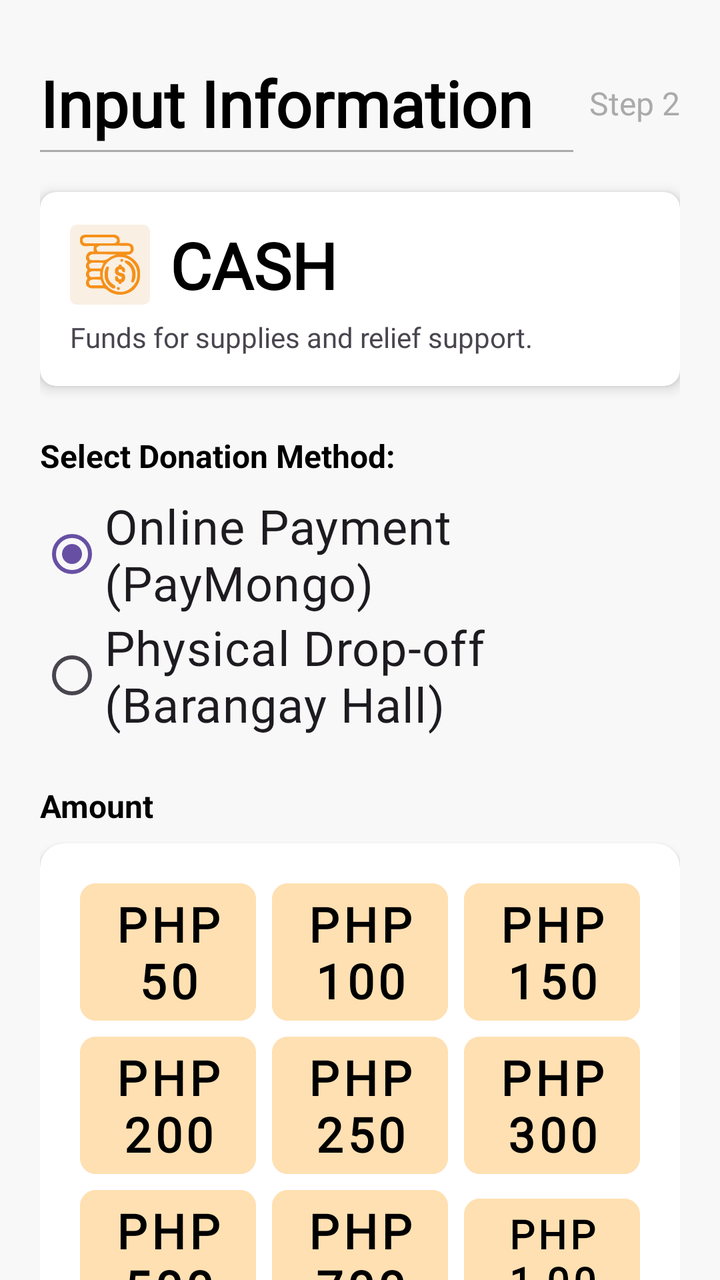
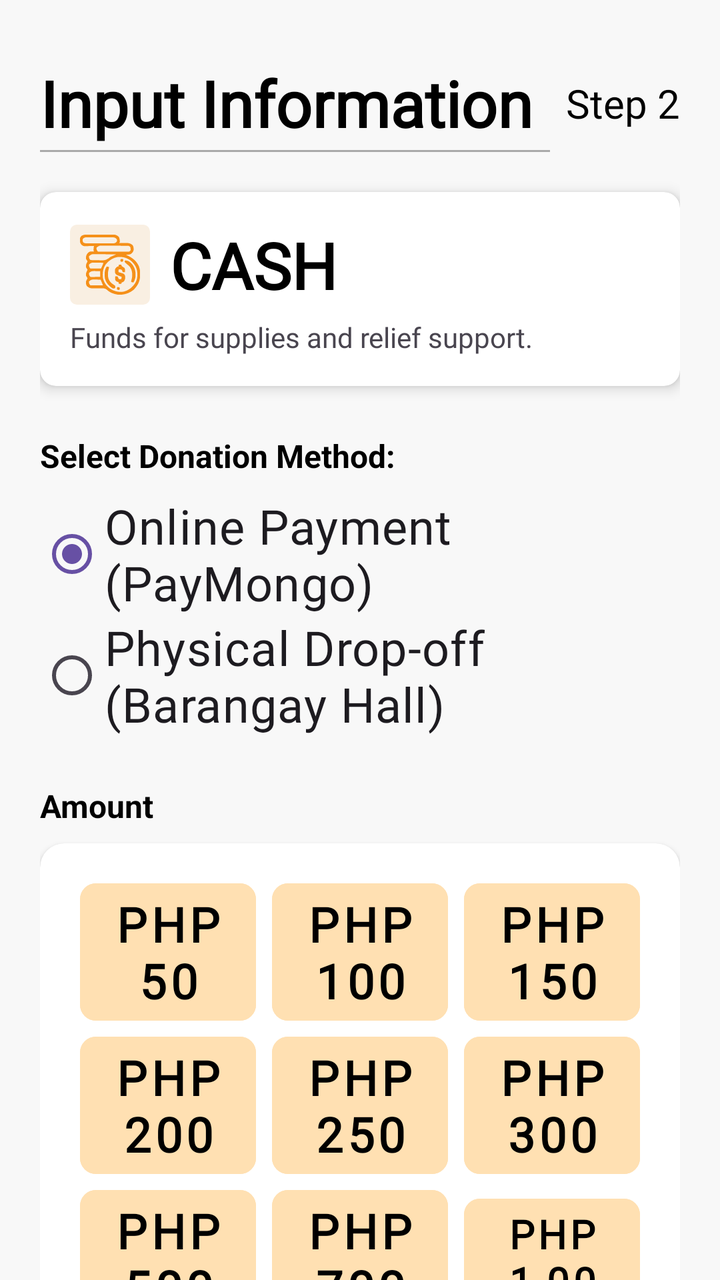

Compare the two renders of this Android layout. The source of the first and the diff that turns it into the second are given below.
<!-- AndroidManifest.xml: application theme Theme.Dawnasyon_v1 -->
<!-- res/layout/fragment_cash_info.xml -->
<?xml version="1.0" encoding="utf-8"?>
<androidx.core.widget.NestedScrollView xmlns:android="http://schemas.android.com/apk/res/android"
    xmlns:app="http://schemas.android.com/apk/res-auto"
    xmlns:tools="http://schemas.android.com/tools"
    android:layout_width="match_parent"
    android:layout_height="match_parent"
    android:fillViewport="true"
    android:background="#F8F8F8">

    <androidx.constraintlayout.widget.ConstraintLayout
        android:layout_width="match_parent"
        android:layout_height="wrap_content"
        android:padding="20dp"
        tools:context=".CashInfo_fragment">

        <TextView
            android:id="@+id/txtHeader"
            android:layout_width="wrap_content"
            android:layout_height="wrap_content"
            android:layout_marginTop="10dp"
            android:fontFamily="@font/dongle"
            android:text="@string/input_information"
            android:textColor="@android:color/black"
            android:textSize="32sp"
            android:textStyle="bold"
            app:layout_constraintStart_toStartOf="parent"
            app:layout_constraintTop_toTopOf="parent" />

        <View
            android:id="@+id/separatorLine"
            android:layout_width="0dp"
            android:layout_height="1dp"
            android:background="@android:color/darker_gray"
            android:layout_marginTop="2dp"
            android:layout_marginEnd="8dp"
            app:layout_constraintStart_toStartOf="@id/txtHeader"
            app:layout_constraintEnd_toStartOf="@id/txtStep"
            app:layout_constraintTop_toBottomOf="@id/txtHeader" />

        <TextView
            android:id="@+id/txtStep"
            android:layout_width="wrap_content"
            android:layout_height="wrap_content"
            android:fontFamily="@font/dongle"
            android:text="Step 2"
            android:textColor="@android:color/darker_gray"
            android:textSize="16sp"
            app:layout_constraintBottom_toBottomOf="@id/txtHeader"
            app:layout_constraintEnd_toEndOf="parent"
            app:layout_constraintTop_toTopOf="@id/txtHeader" />

        <androidx.cardview.widget.CardView
            android:id="@+id/cardCategory"
            android:layout_width="match_parent"
            android:layout_height="wrap_content"
            android:layout_marginTop="20dp"
            app:cardCornerRadius="8dp"
            app:cardElevation="4dp"
            app:layout_constraintTop_toBottomOf="@id/separatorLine">

            <LinearLayout
                android:layout_width="match_parent"
                android:layout_height="wrap_content"
                android:orientation="vertical"
                android:padding="15dp">

                <LinearLayout
                    android:layout_width="match_parent"
                    android:layout_height="wrap_content"
                    android:orientation="horizontal"
                    android:gravity="center_vertical">

                    <ImageView
                        android:id="@+id/detailsImage"
                        android:layout_width="40dp"
                        android:layout_height="40dp"
                        android:src="@drawable/ic_money"
                        android:layout_marginEnd="10dp"
                        android:background="@drawable/bg"
                        android:padding="5dp"/>

                    <TextView
                        android:id="@+id/detailsTitle"
                        android:layout_width="wrap_content"
                        android:layout_height="wrap_content"
                        android:fontFamily="@font/dongle"
                        android:text="@string/cash"
                        android:textColor="@android:color/black"
                        android:textSize="32sp"
                        android:textStyle="bold" />
                </LinearLayout>

                <TextView
                    android:id="@+id/detailsDescription"
                    android:layout_width="match_parent"
                    android:layout_height="wrap_content"
                    android:layout_marginTop="5dp"
                    android:fontFamily="@font/dongle_light"
                    android:text="@string/funds_for_supplies_and_relief_support"
                    android:textSize="14sp" />
            </LinearLayout>
        </androidx.cardview.widget.CardView>

        <TextView
            android:id="@+id/txt_method_label"
            android:layout_width="wrap_content"
            android:layout_height="wrap_content"
            android:text="Select Donation Method:"
            android:textSize="16sp"
            android:textStyle="bold"
            android:textColor="@android:color/black"
            android:layout_marginTop="24dp"
            app:layout_constraintTop_toBottomOf="@id/cardCategory"
            app:layout_constraintStart_toStartOf="parent" />

        <RadioGroup
            android:id="@+id/rg_payment_method"
            android:layout_width="match_parent"
            android:layout_height="wrap_content"
            android:layout_marginTop="8dp"
            app:layout_constraintTop_toBottomOf="@id/txt_method_label"
            app:layout_constraintStart_toStartOf="parent">

            <RadioButton
                android:id="@+id/rb_online"
                android:layout_width="match_parent"
                android:layout_height="wrap_content"
                android:text="Online Payment (PayMongo)"
                android:fontFamily="@font/dongle"
                android:textSize="24sp"
                android:checked="true"/>

            <RadioButton
                android:id="@+id/rb_physical"
                android:layout_width="match_parent"
                android:layout_height="wrap_content"
                android:text="Physical Drop-off (Barangay Hall)"
                android:fontFamily="@font/dongle"
                android:textSize="24sp"/>
        </RadioGroup>

        <TextView
            android:id="@+id/txt_amount_label"
            android:layout_width="wrap_content"
            android:layout_height="wrap_content"
            android:text="@string/amount"
            android:textSize="16sp"
            android:textStyle="bold"
            android:textColor="@android:color/black"
            android:layout_marginTop="24dp"
            app:layout_constraintTop_toBottomOf="@id/rg_payment_method"
            app:layout_constraintStart_toStartOf="parent" />

        <androidx.cardview.widget.CardView
            android:layout_width="match_parent"
            android:layout_height="wrap_content"
            android:layout_marginTop="8dp"
            android:layout_marginBottom="80dp"
            app:cardCornerRadius="12dp"
            app:cardElevation="2dp"
            app:cardBackgroundColor="@color/white"
            app:layout_constraintTop_toBottomOf="@id/txt_amount_label"
            app:layout_constraintStart_toStartOf="parent"
            app:layout_constraintEnd_toEndOf="parent"
            app:layout_constraintBottom_toBottomOf="parent">

            <LinearLayout
                android:layout_width="match_parent"
                android:layout_height="wrap_content"
                android:orientation="vertical"
                android:padding="16dp"
                android:gravity="center">

                <GridLayout
                    android:id="@+id/amount_grid"
                    android:layout_width="match_parent"
                    android:layout_height="wrap_content"
                    android:alignmentMode="alignMargins"
                    android:columnCount="3"
                    android:columnOrderPreserved="false"
                    android:rowCount="4"
                    android:useDefaultMargins="true">

                    <Button
                        style="@style/AmountButtonStyle"
                        android:fontFamily="@font/dongle"
                        android:text="PHP 50"
                        android:textSize="24sp" />

                    <Button
                        style="@style/AmountButtonStyle"
                        android:fontFamily="@font/dongle"
                        android:text="PHP 100"
                        android:textSize="24sp" />

                    <Button
                        style="@style/AmountButtonStyle"
                        android:fontFamily="@font/dongle"
                        android:text="PHP 150"
                        android:textSize="24sp" />

                    <Button
                        style="@style/AmountButtonStyle"
                        android:fontFamily="@font/dongle"
                        android:text="PHP 200"
                        android:textSize="24sp" />

                    <Button
                        style="@style/AmountButtonStyle"
                        android:fontFamily="@font/dongle"
                        android:text="PHP 250"
                        android:textSize="24sp" />

                    <Button
                        style="@style/AmountButtonStyle"
                        android:fontFamily="@font/dongle"
                        android:text="PHP 300"
                        android:textSize="24sp" />

                    <Button
                        style="@style/AmountButtonStyle"
                        android:fontFamily="@font/dongle"
                        android:text="PHP 500"
                        android:textSize="24sp" />

                    <Button
                        style="@style/AmountButtonStyle"
                        android:fontFamily="@font/dongle"
                        android:text="PHP 700"
                        android:textSize="24sp" />

                    <Button
                        style="@style/AmountButtonStyle"
                        android:fontFamily="@font/dongle"
                        android:text="PHP 1,000"
                        android:textSize="20sp" />

                    <Button
                        style="@style/AmountButtonStyle"
                        android:fontFamily="@font/dongle"
                        android:text="PHP 2,000"
                        android:textSize="16sp" />

                    <Button
                        style="@style/AmountButtonStyle"
                        android:fontFamily="@font/dongle"
                        android:text="PHP 3,000"
                        android:textSize="16sp" />

                    <Button
                        style="@style/AmountButtonStyle"
                        android:fontFamily="@font/dongle"
                        android:text="PHP 5,000"
                        android:textSize="16sp" />
                </GridLayout>

                <LinearLayout
                    android:id="@+id/layout_other_amount"
                    android:layout_width="match_parent"
                    android:layout_height="wrap_content"
                    android:orientation="horizontal"
                    android:gravity="center_vertical"
                    android:layout_marginTop="16dp"
                    android:background="@drawable/bg_option_unselected"
                    android:padding="8dp">

                    <TextView
                        android:layout_width="wrap_content"
                        android:layout_height="wrap_content"
                        android:text="Other:"
                        android:fontFamily="@font/dongle"
                        android:textSize="24sp"
                        android:textColor="@color/black"
                        android:layout_marginEnd="8dp"/>

                    <EditText
                        android:id="@+id/et_other_amount"
                        android:layout_width="0dp"
                        android:layout_height="wrap_content"
                        android:layout_weight="1"
                        android:hint="Enter amount"
                        android:inputType="numberDecimal"
                        android:fontFamily="@font/dongle"
                        android:textSize="24sp"
                        android:background="@android:color/transparent"/>

                    <Button
                        android:id="@+id/btn_confirm_other"
                        android:layout_width="wrap_content"
                        android:layout_height="wrap_content"
                        android:text="Scan"
                        android:fontFamily="@font/dongle"
                        android:textSize="20sp"
                        android:backgroundTint="#27869B"
                        android:textColor="@color/white"
                        app:cornerRadius="8dp"/>

                </LinearLayout>
            </LinearLayout>
        </androidx.cardview.widget.CardView>
    </androidx.constraintlayout.widget.ConstraintLayout>
</androidx.core.widget.NestedScrollView>
<!-- resources referenced by this layout -->
<resources>
  <color name="black">#FF000000</color>
  <color name="white">#FFFFFFFF</color>
  <!-- drawable bg (drawable) -->
  <vector xmlns:android="http://schemas.android.com/apk/res/android"
      android:width="58dp"
      android:height="58dp"
      android:viewportWidth="58"
      android:viewportHeight="58">
    <path
        android:pathData="M5,0L53,0A5,5 0,0 1,58 5L58,53A5,5 0,0 1,53 58L5,58A5,5 0,0 1,0 53L0,5A5,5 0,0 1,5 0z"
        android:fillColor="#F9EFE2"/>
  </vector>
  <!-- drawable bg_option_unselected (drawable) -->
  <shape xmlns:android="http://schemas.android.com/apk/res/android"
      android:shape="rectangle">
      <solid android:color="#EBEBEB" />
      <corners android:radius="10dp" />
      <stroke android:width="1dp" android:color="#DBDBDB" />
  </shape>
  <!-- drawable ic_money: vector/xml drawable (drawable, 8029 chars, omitted) -->
  <string name="amount">Amount</string>
  <string name="cash">CASH</string>
  <string name="funds_for_supplies_and_relief_support">Funds for supplies and relief support.</string>
  <string name="input_information">Input Information</string>
  <style name="AmountButtonStyle" parent="Widget.MaterialComponents.Button.UnelevatedButton">
          <item name="android:layout_width">0dp</item>
          <item name="android:layout_height">wrap_content</item>
          <item name="android:layout_columnWeight">1</item>
          <item name="android:layout_margin">4dp</item>
          <item name="android:backgroundTint">#FFE0B2</item>
          <item name="android:textColor">#000000</item>
          <item name="android:textSize">14sp</item>
          <item name="android:textStyle">bold</item>
  
          <item name="cornerRadius">8dp</item>
  
          <item name="android:minHeight">50dp</item>
          <item name="android:insetTop">0dp</item>
          <item name="android:insetBottom">0dp</item>
      </style>
  <style name="Theme.Dawnasyon_v1" parent="Base.Theme.Dawnasyon_v1" />
  <style name="Base.Theme.Dawnasyon_v1" parent="Theme.Material3.Light.NoActionBar">
          
          
      </style>
</resources>

<!-- the commit's change to res/layout/fragment_cash_info.xml (unified diff, before → after) -->
@@ -43,8 +43,8 @@
             android:layout_height="wrap_content"
             android:fontFamily="@font/dongle"
             android:text="Step 2"
-            android:textColor="@android:color/darker_gray"
-            android:textSize="16sp"
+            android:textColor="@color/black"
+            android:textSize="20sp"
             app:layout_constraintBottom_toBottomOf="@id/txtHeader"
             app:layout_constraintEnd_toEndOf="parent"
             app:layout_constraintTop_toTopOf="@id/txtHeader" />
@@ -235,23 +235,6 @@
                         android:text="PHP 1,000"
                         android:textSize="20sp" />
 
-                    <Button
-                        style="@style/AmountButtonStyle"
-                        android:fontFamily="@font/dongle"
-                        android:text="PHP 2,000"
-                        android:textSize="16sp" />
-
-                    <Button
-                        style="@style/AmountButtonStyle"
-                        android:fontFamily="@font/dongle"
-                        android:text="PHP 3,000"
-                        android:textSize="16sp" />
-
-                    <Button
-                        style="@style/AmountButtonStyle"
-                        android:fontFamily="@font/dongle"
-                        android:text="PHP 5,000"
-                        android:textSize="16sp" />
                 </GridLayout>
 
                 <LinearLayout
